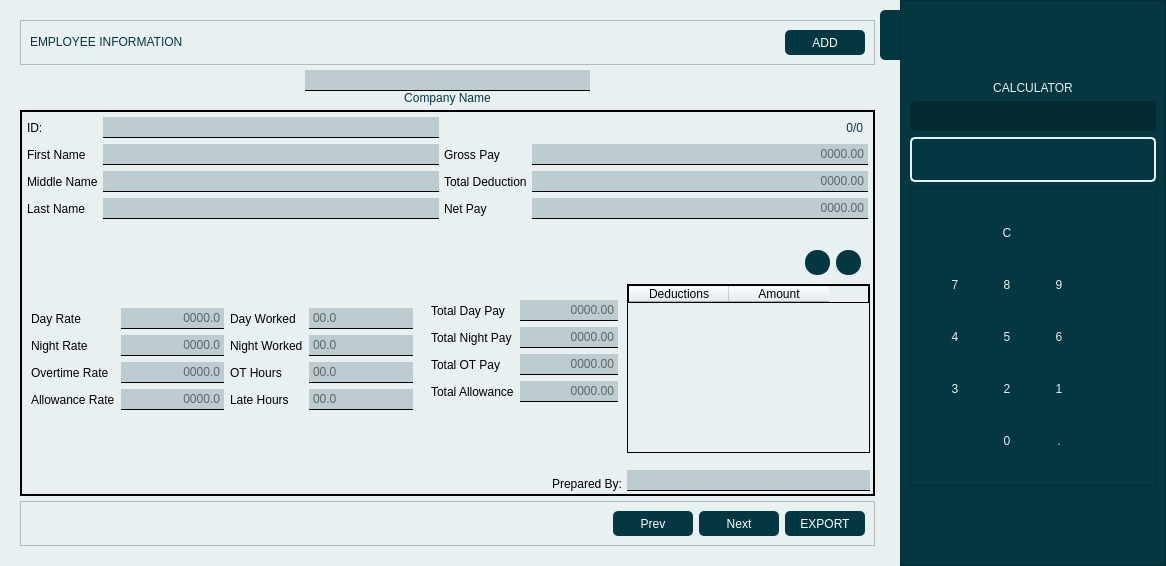
chraem/Mugna, file assets/mainWindow.ui: the form before one commit.
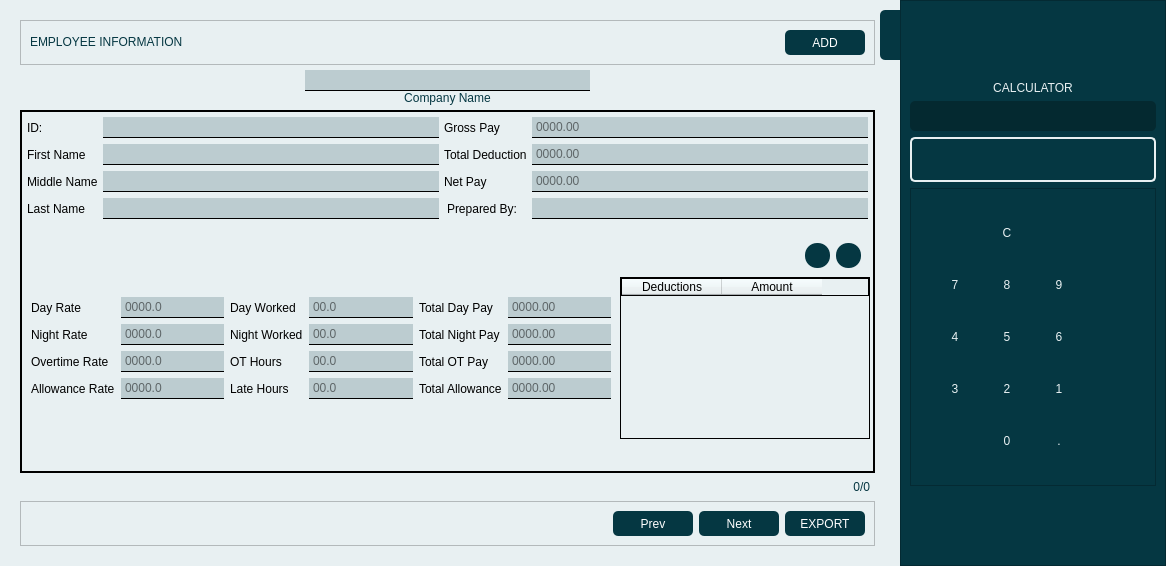
The form after the commit. Icons and pictures are not drawn.

The edit to the form file:
```diff
--- a/assets/mainWindow.ui
+++ b/assets/mainWindow.ui
@@ -336,6 +336,16 @@
               <property name="horizontalSpacing">
                <number>5</number>
               </property>
+              <item row="0" column="0">
+               <widget class="QLabel" name="label_3">
+                <property name="styleSheet">
+                 <string notr="true">border: none;</string>
+                </property>
+                <property name="text">
+                 <string>ID:</string>
+                </property>
+               </widget>
+              </item>
               <item row="6" column="1">
                <widget class="QLineEdit" name="ln_emp_LE">
                 <property name="styleSheet">
@@ -356,13 +366,13 @@
                 </property>
                </widget>
               </item>
-              <item row="0" column="1">
-               <widget class="QLineEdit" name="id_emp_LE">
+              <item row="5" column="0">
+               <widget class="QLabel" name="label_10">
                 <property name="styleSheet">
-                 <string notr="true">border: none;
-border-bottom: 1px solid rgb(0,0,0);
-background-color: rgba(5, 55, 66, 50);
-padding: 2px;</string>
+                 <string notr="true">border: none;</string>
+                </property>
+                <property name="text">
+                 <string>Middle Name</string>
                 </property>
                </widget>
               </item>
@@ -376,16 +386,6 @@
                 </property>
                </widget>
               </item>
-              <item row="3" column="2">
-               <widget class="QLabel" name="label_17">
-                <property name="styleSheet">
-                 <string notr="true">border: none;</string>
-                </property>
-                <property name="text">
-                 <string>Gross Pay</string>
-                </property>
-               </widget>
-              </item>
               <item row="3" column="1">
                <widget class="QLineEdit" name="fn_emp_LE">
                 <property name="styleSheet">
@@ -396,38 +396,6 @@
                 </property>
                </widget>
               </item>
-              <item row="6" column="3">
-               <widget class="QLineEdit" name="net_pay_emp_LE">
-                <property name="styleSheet">
-                 <string notr="true">border: none;
-border-bottom: 1px solid rgb(0,0,0);
-background-color: rgba(5, 55, 66, 50);
-padding: 2px;</string>
-                </property>
-                <property name="alignment">
-                 <set>Qt::AlignRight|Qt::AlignTrailing|Qt::AlignVCenter</set>
-                </property>
-                <property name="placeholderText">
-                 <string>0000.00</string>
-                </property>
-               </widget>
-              </item>
-              <item row="5" column="3">
-               <widget class="QLineEdit" name="total_deduction_emp_LE">
-                <property name="styleSheet">
-                 <string notr="true">border: none;
-border-bottom: 1px solid rgb(0,0,0);
-background-color: rgba(5, 55, 66, 50);
-padding: 2px;</string>
-                </property>
-                <property name="alignment">
-                 <set>Qt::AlignRight|Qt::AlignTrailing|Qt::AlignVCenter</set>
-                </property>
-                <property name="placeholderText">
-                 <string>0000.00</string>
-                </property>
-               </widget>
-              </item>
               <item row="5" column="1">
                <widget class="QLineEdit" name="mn_emp_LE">
                 <property name="styleSheet">
@@ -438,37 +406,27 @@
                 </property>
                </widget>
               </item>
-              <item row="0" column="0">
-               <widget class="QLabel" name="label_3">
+              <item row="0" column="1">
+               <widget class="QLineEdit" name="id_emp_LE">
                 <property name="styleSheet">
-                 <string notr="true">border: none;</string>
+                 <string notr="true">border: none;
+border-bottom: 1px solid rgb(0,0,0);
+background-color: rgba(5, 55, 66, 50);
+padding: 2px;</string>
                 </property>
-                <property name="text">
-                 <string>ID:</string>
-                </property>
                </widget>
               </item>
-              <item row="6" column="2">
-               <widget class="QLabel" name="label_29">
+              <item row="0" column="2">
+               <widget class="QLabel" name="label_17">
                 <property name="styleSheet">
                  <string notr="true">border: none;</string>
                 </property>
                 <property name="text">
-                 <string>Net Pay</string>
+                 <string>Gross Pay</string>
                 </property>
                </widget>
               </item>
-              <item row="5" column="0">
-               <widget class="QLabel" name="label_10">
-                <property name="styleSheet">
-                 <string notr="true">border: none;</string>
-                </property>
-                <property name="text">
-                 <string>Middle Name</string>
-                </property>
-               </widget>
-              </item>
-              <item row="3" column="3">
+              <item row="0" column="3">
                <widget class="QLineEdit" name="gross_pay_emp_LE">
                 <property name="styleSheet">
                  <string notr="true">border: none;
@@ -477,14 +435,14 @@
 padding: 2px;</string>
                 </property>
                 <property name="alignment">
-                 <set>Qt::AlignRight|Qt::AlignTrailing|Qt::AlignVCenter</set>
+                 <set>Qt::AlignLeading|Qt::AlignLeft|Qt::AlignVCenter</set>
                 </property>
                 <property name="placeholderText">
                  <string>0000.00</string>
                 </property>
                </widget>
               </item>
-              <item row="5" column="2">
+              <item row="3" column="2">
                <widget class="QLabel" name="label_18">
                 <property name="styleSheet">
                  <string notr="true">border: none;</string>
@@ -494,18 +452,70 @@
                 </property>
                </widget>
               </item>
-              <item row="0" column="3">
-               <widget class="QLabel" name="label_4">
+              <item row="3" column="3">
+               <widget class="QLineEdit" name="total_deduction_emp_LE">
                 <property name="styleSheet">
-                 <string notr="true">color: rgb(5, 55, 66);
-font: bold 12pt &quot;assets/font/monda.ttf&quot;;
+                 <string notr="true">border: none;
+border-bottom: 1px solid rgb(0,0,0);
+background-color: rgba(5, 55, 66, 50);
 padding: 2px;</string>
                 </property>
+                <property name="alignment">
+                 <set>Qt::AlignLeading|Qt::AlignLeft|Qt::AlignVCenter</set>
+                </property>
+                <property name="placeholderText">
+                 <string>0000.00</string>
+                </property>
+               </widget>
+              </item>
+              <item row="5" column="3">
+               <widget class="QLineEdit" name="net_pay_emp_LE">
+                <property name="styleSheet">
+                 <string notr="true">border: none;
+border-bottom: 1px solid rgb(0,0,0);
+background-color: rgba(5, 55, 66, 50);
+padding: 2px;</string>
+                </property>
+                <property name="alignment">
+                 <set>Qt::AlignLeading|Qt::AlignLeft|Qt::AlignVCenter</set>
+                </property>
+                <property name="placeholderText">
+                 <string>0000.00</string>
+                </property>
+               </widget>
+              </item>
+              <item row="6" column="3">
+               <widget class="QLineEdit" name="id_emp_LE_2">
+                <property name="styleSheet">
+                 <string notr="true">border: none;
+border-bottom: 1px solid rgb(0,0,0);
+background-color: rgba(5, 55, 66, 50);
+padding: 2px;</string>
+                </property>
+               </widget>
+              </item>
+              <item row="5" column="2">
+               <widget class="QLabel" name="label_29">
+                <property name="styleSheet">
+                 <string notr="true">border: none;</string>
+                </property>
                 <property name="text">
-                 <string>0/0</string>
+                 <string>Net Pay</string>
                 </property>
+               </widget>
+              </item>
+              <item row="6" column="2">
+               <widget class="QLabel" name="label_6">
+                <property name="styleSheet">
+                 <string notr="true">color:  rgb(0,0,0);
+font: 11pt &quot;asstes/font/monda.ttf&quot;;
+padding-right: 2px;</string>
+                </property>
+                <property name="text">
+                 <string>Prepared By:</string>
+                </property>
                 <property name="alignment">
-                 <set>Qt::AlignRight|Qt::AlignTrailing|Qt::AlignVCenter</set>
+                 <set>Qt::AlignLeading|Qt::AlignLeft|Qt::AlignVCenter</set>
                 </property>
                </widget>
               </item>
@@ -588,101 +598,26 @@
                     <enum>QFrame::Raised</enum>
                    </property>
                    <layout class="QGridLayout" name="gridLayout_2">
-                    <item row="4" column="1">
-                     <widget class="QLineEdit" name="allowance_rate_LE">
+                    <item row="2" column="3">
+                     <widget class="QLineEdit" name="night_worked_LE">
                       <property name="styleSheet">
                        <string notr="true">border: none;
 border-bottom: 1px solid rgb(0,0,0);
 background-color: rgba(5, 55, 66, 50);
 padding: 2px;</string>
                       </property>
-                      <property name="alignment">
-                       <set>Qt::AlignRight|Qt::AlignTrailing|Qt::AlignVCenter</set>
-                      </property>
                       <property name="placeholderText">
-                       <string>0000.0</string>
-                      </property>
-                     </widget>
-                    </item>
-                    <item row="3" column="3">
-                     <widget class="QLineEdit" name="ot_hours_LE">
-                      <property name="styleSheet">
-                       <string notr="true">border: none;
-border-bottom: 1px solid rgb(0,0,0);
-background-color: rgba(5, 55, 66, 50);
-padding: 2px;</string>
-                      </property>
-                      <property name="placeholderText">
                        <string>00.0</string>
                       </property>
                      </widget>
                     </item>
-                    <item row="4" column="3">
-                     <widget class="QLineEdit" name="late_hours_LE">
+                    <item row="3" column="2">
+                     <widget class="QLabel" name="label_40">
                       <property name="styleSheet">
-                       <string notr="true">border: none;
-border-bottom: 1px solid rgb(0,0,0);
-background-color: rgba(5, 55, 66, 50);
-padding: 2px;</string>
-                      </property>
-                      <property name="placeholderText">
-                       <string>00.0</string>
-                      </property>
-                     </widget>
-                    </item>
-                    <item row="2" column="2">
-                     <widget class="QLabel" name="label_39">
-                      <property name="styleSheet">
                        <string notr="true">border: none;</string>
                       </property>
                       <property name="text">
-                       <string>Night Worked</string>
-                      </property>
-                     </widget>
-                    </item>
-                    <item row="2" column="1">
-                     <widget class="QLineEdit" name="night_rate_LE">
-                      <property name="styleSheet">
-                       <string notr="true">border: none;
-border-bottom: 1px solid rgb(0,0,0);
-background-color: rgba(5, 55, 66, 50);
-padding: 2px;</string>
-                      </property>
-                      <property name="alignment">
-                       <set>Qt::AlignRight|Qt::AlignTrailing|Qt::AlignVCenter</set>
-                      </property>
-                      <property name="placeholderText">
-                       <string>0000.0</string>
-                      </property>
-                     </widget>
-                    </item>
-                    <item row="3" column="0">
-                     <widget class="QLabel" name="label_15">
-                      <property name="styleSheet">
-                       <string notr="true">border: none;</string>
-                      </property>
-                      <property name="text">
-                       <string>Overtime Rate</string>
-                      </property>
-                     </widget>
-                    </item>
-                    <item row="4" column="0">
-                     <widget class="QLabel" name="label_16">
-                      <property name="styleSheet">
-                       <string notr="true">border: none;</string>
-                      </property>
-                      <property name="text">
-                       <string>Allowance Rate</string>
-                      </property>
-                     </widget>
-                    </item>
-                    <item row="2" column="0">
-                     <widget class="QLabel" name="label_14">
-                      <property name="styleSheet">
-                       <string notr="true">border: none;</string>
-                      </property>
-                      <property name="text">
-                       <string>Night Rate</string>
+                       <string>OT Hours</string>
                       </property>
                      </widget>
                     </item>
@@ -696,6 +631,58 @@
                       </property>
                      </widget>
                     </item>
+                    <item row="0" column="5">
+                     <widget class="QLineEdit" name="total_day_pay_emp_LE">
+                      <property name="styleSheet">
+                       <string notr="true">border: none;
+border-bottom: 1px solid rgb(0,0,0);
+background-color: rgba(5, 55, 66, 50);
+padding: 2px;</string>
+                      </property>
+                      <property name="alignment">
+                       <set>Qt::AlignLeading|Qt::AlignLeft|Qt::AlignVCenter</set>
+                      </property>
+                      <property name="placeholderText">
+                       <string>0000.00</string>
+                      </property>
+                     </widget>
+                    </item>
+                    <item row="2" column="5">
+                     <widget class="QLineEdit" name="total_night_pay_emp_LE">
+                      <property name="styleSheet">
+                       <string notr="true">border: none;
+border-bottom: 1px solid rgb(0,0,0);
+background-color: rgba(5, 55, 66, 50);
+padding: 2px;</string>
+                      </property>
+                      <property name="alignment">
+                       <set>Qt::AlignLeading|Qt::AlignLeft|Qt::AlignVCenter</set>
+                      </property>
+                      <property name="placeholderText">
+                       <string>0000.00</string>
+                      </property>
+                     </widget>
+                    </item>
+                    <item row="0" column="2">
+                     <widget class="QLabel" name="label_38">
+                      <property name="styleSheet">
+                       <string notr="true">border: none;</string>
+                      </property>
+                      <property name="text">
+                       <string>Day Worked</string>
+                      </property>
+                     </widget>
+                    </item>
+                    <item row="3" column="0">
+                     <widget class="QLabel" name="label_15">
+                      <property name="styleSheet">
+                       <string notr="true">border: none;</string>
+                      </property>
+                      <property name="text">
+                       <string>Overtime Rate</string>
+                      </property>
+                     </widget>
+                    </item>
                     <item row="0" column="3">
                      <widget class="QLineEdit" name="day_worked_LE">
                       <property name="styleSheet">
@@ -709,8 +696,8 @@
                       </property>
                      </widget>
                     </item>
-                    <item row="2" column="3">
-                     <widget class="QLineEdit" name="night_worked_LE">
+                    <item row="3" column="3">
+                     <widget class="QLineEdit" name="ot_hours_LE">
                       <property name="styleSheet">
                        <string notr="true">border: none;
 border-bottom: 1px solid rgb(0,0,0);
@@ -722,6 +709,26 @@
                       </property>
                      </widget>
                     </item>
+                    <item row="2" column="4">
+                     <widget class="QLabel" name="label_21">
+                      <property name="styleSheet">
+                       <string notr="true">border: none;</string>
+                      </property>
+                      <property name="text">
+                       <string>Total Night Pay</string>
+                      </property>
+                     </widget>
+                    </item>
+                    <item row="4" column="0">
+                     <widget class="QLabel" name="label_16">
+                      <property name="styleSheet">
+                       <string notr="true">border: none;</string>
+                      </property>
+                      <property name="text">
+                       <string>Allowance Rate</string>
+                      </property>
+                     </widget>
+                    </item>
                     <item row="0" column="1">
                      <widget class="QLineEdit" name="day_rate_LE">
                       <property name="styleSheet">
@@ -731,13 +738,36 @@
 padding: 2px;</string>
                       </property>
                       <property name="alignment">
-                       <set>Qt::AlignRight|Qt::AlignTrailing|Qt::AlignVCenter</set>
+                       <set>Qt::AlignLeading|Qt::AlignLeft|Qt::AlignVCenter</set>
                       </property>
                       <property name="placeholderText">
                        <string>0000.0</string>
                       </property>
                      </widget>
                     </item>
+                    <item row="4" column="3">
+                     <widget class="QLineEdit" name="late_hours_LE">
+                      <property name="styleSheet">
+                       <string notr="true">border: none;
+border-bottom: 1px solid rgb(0,0,0);
+background-color: rgba(5, 55, 66, 50);
+padding: 2px;</string>
+                      </property>
+                      <property name="placeholderText">
+                       <string>00.0</string>
+                      </property>
+                     </widget>
+                    </item>
+                    <item row="2" column="2">
+                     <widget class="QLabel" name="label_39">
+                      <property name="styleSheet">
+                       <string notr="true">border: none;</string>
+                      </property>
+                      <property name="text">
+                       <string>Night Worked</string>
+                      </property>
+                     </widget>
+                    </item>
                     <item row="3" column="1">
                      <widget class="QLineEdit" name="ot_rate_LE">
                       <property name="styleSheet">
@@ -747,160 +777,30 @@
 padding: 2px;</string>
                       </property>
                       <property name="alignment">
-                       <set>Qt::AlignRight|Qt::AlignTrailing|Qt::AlignVCenter</set>
+                       <set>Qt::AlignLeading|Qt::AlignLeft|Qt::AlignVCenter</set>
                       </property>
                       <property name="placeholderText">
                        <string>0000.0</string>
                       </property>
                      </widget>
                     </item>
-                    <item row="0" column="2">
-                     <widget class="QLabel" name="label_38">
+                    <item row="2" column="1">
+                     <widget class="QLineEdit" name="night_rate_LE">
                       <property name="styleSheet">
-                       <string notr="true">border: none;</string>
-                      </property>
-                      <property name="text">
-                       <string>Day Worked</string>
-                      </property>
-                     </widget>
-                    </item>
-                    <item row="3" column="2">
-                     <widget class="QLabel" name="label_40">
-                      <property name="styleSheet">
-                       <string notr="true">border: none;</string>
-                      </property>
-                      <property name="text">
-                       <string>OT Hours</string>
-                      </property>
-                     </widget>
-                    </item>
-                    <item row="4" column="2">
-                     <widget class="QLabel" name="label_41">
-                      <property name="styleSheet">
-                       <string notr="true">border: none;</string>
-                      </property>
-                      <property name="text">
-                       <string>Late Hours</string>
-                      </property>
-                     </widget>
-                    </item>
-                   </layout>
-                  </widget>
-                 </item>
-                 <item>
-                  <spacer name="verticalSpacer_4">
-                   <property name="orientation">
-                    <enum>Qt::Vertical</enum>
-                   </property>
-                   <property name="sizeHint" stdset="0">
-                    <size>
-                     <width>20</width>
-                     <height>40</height>
-                    </size>
-                   </property>
-                  </spacer>
-                 </item>
-                </layout>
-               </widget>
-              </item>
-              <item>
-               <widget class="QFrame" name="frame_8">
-                <property name="styleSheet">
-                 <string notr="true">border: none;</string>
-                </property>
-                <property name="frameShape">
-                 <enum>QFrame::NoFrame</enum>
-                </property>
-                <property name="frameShadow">
-                 <enum>QFrame::Plain</enum>
-                </property>
-                <layout class="QVBoxLayout" name="verticalLayout_6">
-                 <property name="spacing">
-                  <number>0</number>
-                 </property>
-                 <property name="leftMargin">
-                  <number>0</number>
-                 </property>
-                 <property name="topMargin">
-                  <number>0</number>
-                 </property>
-                 <property name="rightMargin">
-                  <number>0</number>
-                 </property>
-                 <property name="bottomMargin">
-                  <number>3</number>
-                 </property>
-                 <item>
-                  <spacer name="verticalSpacer_5">
-                   <property name="orientation">
-                    <enum>Qt::Vertical</enum>
-                   </property>
-                   <property name="sizeHint" stdset="0">
-                    <size>
-                     <width>20</width>
-                     <height>40</height>
-                    </size>
-                   </property>
-                  </spacer>
-                 </item>
-                 <item>
-                  <widget class="QFrame" name="frame_13">
-                   <property name="frameShape">
-                    <enum>QFrame::NoFrame</enum>
-                   </property>
-                   <property name="frameShadow">
-                    <enum>QFrame::Plain</enum>
-                   </property>
-                   <layout class="QGridLayout" name="gridLayout_6">
-                    <item row="4" column="1">
-                     <widget class="QLineEdit" name="total_allowance_emp_LE">
-                      <property name="styleSheet">
                        <string notr="true">border: none;
 border-bottom: 1px solid rgb(0,0,0);
 background-color: rgba(5, 55, 66, 50);
 padding: 2px;</string>
                       </property>
                       <property name="alignment">
-                       <set>Qt::AlignRight|Qt::AlignTrailing|Qt::AlignVCenter</set>
+                       <set>Qt::AlignLeading|Qt::AlignLeft|Qt::AlignVCenter</set>
                       </property>
                       <property name="placeholderText">
-                       <string>0000.00</string>
+                       <string>0000.0</string>
                       </property>
                      </widget>
                     </item>
-                    <item row="3" column="1">
-                     <widget class="QLineEdit" name="total_ot_pay_emp_LE">
-                      <property name="styleSheet">
-                       <string notr="true">border: none;
-border-bottom: 1px solid rgb(0,0,0);
-background-color: rgba(5, 55, 66, 50);
-padding: 2px;</string>
-                      </property>
-                      <property name="alignment">
-                       <set>Qt::AlignRight|Qt::AlignTrailing|Qt::AlignVCenter</set>
-                      </property>
-                      <property name="placeholderText">
-                       <string>0000.00</string>
-                      </property>
-                     </widget>
-                    </item>
-                    <item row="1" column="1">
-                     <widget class="QLineEdit" name="total_day_pay_emp_LE">
-                      <property name="styleSheet">
-                       <string notr="true">border: none;
-border-bottom: 1px solid rgb(0,0,0);
-background-color: rgba(5, 55, 66, 50);
-padding: 2px;</string>
-                      </property>
-                      <property name="alignment">
-                       <set>Qt::AlignRight|Qt::AlignTrailing|Qt::AlignVCenter</set>
-                      </property>
-                      <property name="placeholderText">
-                       <string>0000.00</string>
-                      </property>
-                     </widget>
-                    </item>
-                    <item row="1" column="0">
+                    <item row="0" column="4">
                      <widget class="QLabel" name="label_20">
                       <property name="styleSheet">
                        <string notr="true">border: none;</string>
@@ -910,7 +810,23 @@
                       </property>
                      </widget>
                     </item>
-                    <item row="3" column="0">
+                    <item row="4" column="1">
+                     <widget class="QLineEdit" name="allowance_rate_LE">
+                      <property name="styleSheet">
+                       <string notr="true">border: none;
+border-bottom: 1px solid rgb(0,0,0);
+background-color: rgba(5, 55, 66, 50);
+padding: 2px;</string>
+                      </property>
+                      <property name="alignment">
+                       <set>Qt::AlignLeading|Qt::AlignLeft|Qt::AlignVCenter</set>
+                      </property>
+                      <property name="placeholderText">
+                       <string>0000.0</string>
+                      </property>
+                     </widget>
+                    </item>
+                    <item row="3" column="4">
                      <widget class="QLabel" name="label_22">
                       <property name="styleSheet">
                        <string notr="true">border: none;</string>
@@ -920,23 +836,59 @@
                       </property>
                      </widget>
                     </item>
-                    <item row="2" column="1">
-                     <widget class="QLineEdit" name="total_night_pay_emp_LE">
+                    <item row="4" column="2">
+                     <widget class="QLabel" name="label_41">
                       <property name="styleSheet">
+                       <string notr="true">border: none;</string>
+                      </property>
+                      <property name="text">
+                       <string>Late Hours</string>
+                      </property>
+                     </widget>
+                    </item>
+                    <item row="2" column="0">
+                     <widget class="QLabel" name="label_14">
+                      <property name="styleSheet">
+                       <string notr="true">border: none;</string>
+                      </property>
+                      <property name="text">
+                       <string>Night Rate</string>
+                      </property>
+                     </widget>
+                    </item>
+                    <item row="3" column="5">
+                     <widget class="QLineEdit" name="total_ot_pay_emp_LE">
+                      <property name="styleSheet">
                        <string notr="true">border: none;
 border-bottom: 1px solid rgb(0,0,0);
 background-color: rgba(5, 55, 66, 50);
 padding: 2px;</string>
                       </property>
                       <property name="alignment">
-                       <set>Qt::AlignRight|Qt::AlignTrailing|Qt::AlignVCenter</set>
+                       <set>Qt::AlignLeading|Qt::AlignLeft|Qt::AlignVCenter</set>
                       </property>
                       <property name="placeholderText">
                        <string>0000.00</string>
                       </property>
                      </widget>
                     </item>
-                    <item row="4" column="0">
+                    <item row="4" column="5">
+                     <widget class="QLineEdit" name="total_allowance_emp_LE">
+                      <property name="styleSheet">
+                       <string notr="true">border: none;
+border-bottom: 1px solid rgb(0,0,0);
+background-color: rgba(5, 55, 66, 50);
+padding: 2px;</string>
+                      </property>
+                      <property name="alignment">
+                       <set>Qt::AlignLeading|Qt::AlignLeft|Qt::AlignVCenter</set>
+                      </property>
+                      <property name="placeholderText">
+                       <string>0000.00</string>
+                      </property>
+                     </widget>
+                    </item>
+                    <item row="4" column="4">
                      <widget class="QLabel" name="label_23">
                       <property name="styleSheet">
                        <string notr="true">border: none;</string>
@@ -946,21 +898,11 @@
                       </property>
                      </widget>
                     </item>
-                    <item row="2" column="0">
-                     <widget class="QLabel" name="label_21">
-                      <property name="styleSheet">
-                       <string notr="true">border: none;</string>
-                      </property>
-                      <property name="text">
-                       <string>Total Night Pay</string>
-                      </property>
-                     </widget>
-                    </item>
                    </layout>
                   </widget>
                  </item>
                  <item>
-                  <spacer name="verticalSpacer">
+                  <spacer name="verticalSpacer_5">
                    <property name="orientation">
                     <enum>Qt::Vertical</enum>
                    </property>
@@ -972,21 +914,36 @@
                    </property>
                   </spacer>
                  </item>
-                 <item>
-                  <widget class="QLabel" name="label_6">
-                   <property name="styleSheet">
-                    <string notr="true">color:  rgb(0,0,0);
-font: 11pt &quot;asstes/font/monda.ttf&quot;;
-padding-right: 2px;</string>
-                   </property>
-                   <property name="text">
-                    <string>Prepared By:</string>
-                   </property>
-                   <property name="alignment">
-                    <set>Qt::AlignRight|Qt::AlignTrailing|Qt::AlignVCenter</set>
-                   </property>
-                  </widget>
-                 </item>
+                </layout>
+               </widget>
+              </item>
+              <item>
+               <widget class="QFrame" name="frame_8">
+                <property name="styleSheet">
+                 <string notr="true">border: none;</string>
+                </property>
+                <property name="frameShape">
+                 <enum>QFrame::NoFrame</enum>
+                </property>
+                <property name="frameShadow">
+                 <enum>QFrame::Plain</enum>
+                </property>
+                <layout class="QVBoxLayout" name="verticalLayout_6">
+                 <property name="spacing">
+                  <number>0</number>
+                 </property>
+                 <property name="leftMargin">
+                  <number>0</number>
+                 </property>
+                 <property name="topMargin">
+                  <number>0</number>
+                 </property>
+                 <property name="rightMargin">
+                  <number>0</number>
+                 </property>
+                 <property name="bottomMargin">
+                  <number>3</number>
+                 </property>
                 </layout>
                </widget>
               </item>
@@ -1181,6 +1138,18 @@
                     </property>
                     <item>
                      <widget class="QTableWidget" name="deductions_TBL">
+                      <property name="sizePolicy">
+                       <sizepolicy hsizetype="Preferred" vsizetype="Preferred">
+                        <horstretch>0</horstretch>
+                        <verstretch>0</verstretch>
+                       </sizepolicy>
+                      </property>
+                      <property name="minimumSize">
+                       <size>
+                        <width>250</width>
+                        <height>136</height>
+                       </size>
+                      </property>
                       <property name="styleSheet">
                        <string notr="true">border: 1px solid rgb(0,0,0);</string>
                       </property>
@@ -1217,6 +1186,32 @@
                    </layout>
                   </widget>
                  </item>
+                 <item>
+                  <spacer name="verticalSpacer_13">
+                   <property name="orientation">
+                    <enum>Qt::Vertical</enum>
+                   </property>
+                   <property name="sizeHint" stdset="0">
+                    <size>
+                     <width>20</width>
+                     <height>40</height>
+                    </size>
+                   </property>
+                  </spacer>
+                 </item>
+                 <item>
+                  <spacer name="verticalSpacer_15">
+                   <property name="orientation">
+                    <enum>Qt::Vertical</enum>
+                   </property>
+                   <property name="sizeHint" stdset="0">
+                    <size>
+                     <width>20</width>
+                     <height>40</height>
+                    </size>
+                   </property>
+                  </spacer>
+                 </item>
                  <item>
                   <spacer name="verticalSpacer_8">
                    <property name="orientation">
@@ -1230,16 +1225,6 @@
                    </property>
                   </spacer>
                  </item>
-                 <item>
-                  <widget class="QLineEdit" name="id_emp_LE_2">
-                   <property name="styleSheet">
-                    <string notr="true">border: none;
-border-bottom: 1px solid rgb(0,0,0);
-background-color: rgba(5, 55, 66, 50);
-padding: 2px;</string>
-                   </property>
-                  </widget>
-                 </item>
                 </layout>
                </widget>
               </item>
@@ -1263,6 +1248,21 @@
          </widget>
         </widget>
        </item>
+       <item>
+        <widget class="QLabel" name="label_4">
+         <property name="styleSheet">
+          <string notr="true">color: rgb(5, 55, 66);
+font: bold 12pt &quot;assets/font/monda.ttf&quot;;
+padding: 2px;</string>
+         </property>
+         <property name="text">
+          <string>0/0</string>
+         </property>
+         <property name="alignment">
+          <set>Qt::AlignRight|Qt::AlignTrailing|Qt::AlignVCenter</set>
+         </property>
+        </widget>
+       </item>
        <item>
         <widget class="QFrame" name="frame_4">
          <property name="sizePolicy">
```
